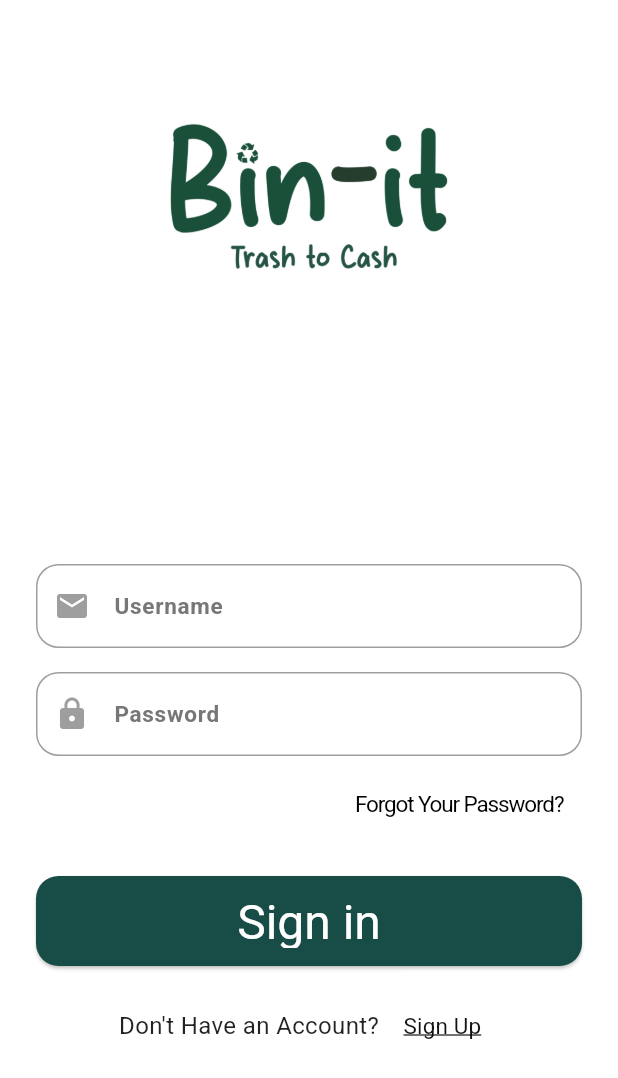
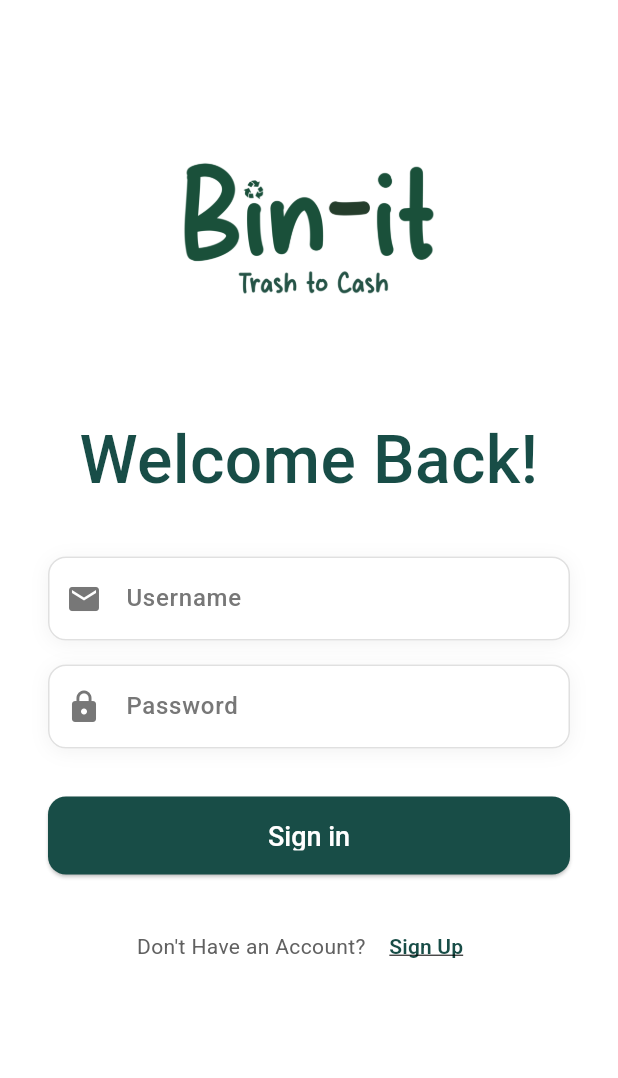
Before and after one commit to abdelrahmanamr710/binit, a Flutter app: the screen it shows after launch, on a phone screen of 412 x 824 dp. Shown: the top 1078 px of the screen. Run offline on Flutter 3.47's test engine with Material 3 defaults, Android fonts, the light colour scheme and no system bars; our stand-ins replace cloud_firestore, cloud_functions, firebase_auth, firebase_core, firebase_database, firebase_messaging and 9 more; missing offline and left inert: pigeon; accounts and stored records are empty; Roboto replaces fonts that are missing (Futura Lt BT, Roboto Flex); project files that could hold a hidden picture were left out.

Commit message:
Login Screen style edited

```diff
--- a/lib/screens/login_screen.dart
+++ b/lib/screens/login_screen.dart
@@ -89,56 +89,36 @@ class _LoginScreenState extends State<LoginScreen> {
 
   @override
   Widget build(BuildContext context) {
-    // Figma Styles (as close as possible without complete Figma code)
-    const Color backgroundColor = Colors.white; // From Figma
-    const double screenPadding = 24.0; //  padding
+    const Color backgroundColor = Colors.white;
+    const double screenPadding = 32.0; // Increased padding for better spacing
     const TextStyle titleTextStyle = TextStyle(
-        fontSize: 60, //  size from figma
-        fontWeight: FontWeight.w400, //  weight from figma
-        color: Colors.white, //  color from figma.
-        fontFamily: 'Roboto Flex'
+      fontSize: 44, // Reduced size for better proportion
+      fontWeight: FontWeight.w500, // Slightly bolder
+      color: Color(0xFF184D47), // Match brand color
+      fontFamily: 'Roboto'
     );
     const TextStyle labelTextStyle = TextStyle(
-        fontSize: 15, //  size from figma
-        color:  const Color(0xFF777777), //  color from figma.
+      fontSize: 16,
+      color: Color(0xFF777777),
       fontFamily: 'Roboto',
-        fontWeight: FontWeight.w700
+      fontWeight: FontWeight.w500 // Slightly reduced weight
     );
     const OutlineInputBorder inputBorder = OutlineInputBorder(
-      borderRadius: BorderRadius.all(Radius.circular(15)), // From Figma
-      borderSide: const BorderSide(color: Colors.grey), // Added border color
-    );
-    const TextStyle forgotPasswordTextStyle = TextStyle(
-        color: Colors.black, // From  figma
-        fontSize: 15,
-        fontFamily: 'Futura Lt BT',
-        fontWeight: FontWeight.w400,
-        letterSpacing: -0.75
+      borderRadius: BorderRadius.all(Radius.circular(12)),
+      borderSide: BorderSide(color: Color(0xFFE0E0E0)), // Lighter border
     );
     final ButtonStyle loginButtonStyle = ElevatedButton.styleFrom(
-      backgroundColor:
-      const Color(0xFF184D47), //  color from figma.
-      foregroundColor: Colors.white, //  color
+      backgroundColor: const Color(0xFF184D47),
+      foregroundColor: Colors.white,
       shape: RoundedRectangleBorder(
-        borderRadius: BorderRadius.circular(15), // From Figma
+        borderRadius: BorderRadius.circular(12),
       ),
-      padding: const EdgeInsets.symmetric(vertical: 12),
+      padding: const EdgeInsets.symmetric(vertical: 16),
       textStyle: const TextStyle(
-          fontSize: 32,
-          fontWeight: FontWeight.w400,
+        fontSize: 18,
+        fontWeight: FontWeight.w500,
         fontFamily: 'Roboto'
       ),
-    );
-    const TextStyle signUpTextStyle = TextStyle(
-      color:  const Color(0xFF141313), // From figma.
-      fontWeight: FontWeight.w400,
-      fontSize: 15,
-      fontFamily: 'Roboto',
-      decoration: TextDecoration.underline,
-    );
-    const TextStyle errorTextStyle = TextStyle(
-      color: Colors.red,
-      fontSize: 14,
     );
 
     return Scaffold(
@@ -146,11 +126,9 @@ class _LoginScreenState extends State<LoginScreen> {
       resizeToAvoidBottomInset: true,
       body: SafeArea(
         child: Padding(
-          padding: EdgeInsets.fromLTRB(
-            screenPadding,
-            screenPadding,
-            screenPadding,
-            screenPadding,
+          padding: const EdgeInsets.symmetric(
+            horizontal: screenPadding,
+            vertical: 16.0,
           ),
           child: Form(
             key: _formKey,
@@ -159,25 +137,30 @@ class _LoginScreenState extends State<LoginScreen> {
                 mainAxisAlignment: MainAxisAlignment.start,
                 crossAxisAlignment: CrossAxisAlignment.stretch,
                 children: <Widget>[
+                  const SizedBox(height: 40),
                   SizedBox(
-                    height: 200,  // Restored original fixed height
+                    height: 180, // Reduced logo size
                     child: Image.asset(
                       'assets/logo/logo.png',
                       fit: BoxFit.contain,
                     ),
                   ),
-                  const SizedBox(height: 30),  // Restored original spacing
+                  const SizedBox(height: 40),
+                  const Text('Welcome Back!', style: titleTextStyle, textAlign: TextAlign.center),
+                  const SizedBox(height: 32),
                   Container(
-                    padding: const EdgeInsets.symmetric(vertical: 10),
-                    child: const Text(
-                      'Login',
-                      style: titleTextStyle,
-                      textAlign: TextAlign.center,
+                    decoration: BoxDecoration(
+                      color: Colors.white,
+                      borderRadius: BorderRadius.circular(12),
+                      boxShadow: [
+                        BoxShadow(
+                          color: Colors.black.withOpacity(0.05),
+                          blurRadius: 10,
+                          offset: const Offset(0, 2),
                         ),
+                      ],
                     ),
-                  const SizedBox(height: 16),
-                  // Email Input
-                  TextFormField(
+                    child: TextFormField(
                       controller: _emailController,
                       keyboardType: TextInputType.emailAddress,
                       decoration: const InputDecoration(
@@ -186,9 +169,10 @@ class _LoginScreenState extends State<LoginScreen> {
                         border: inputBorder,
                         focusedBorder: inputBorder,
                         enabledBorder: inputBorder,
-                      prefixIcon: Icon(Icons.email, color: Colors.grey),
+                        prefixIcon: Icon(Icons.email, color: Color(0xFF777777)),
                         filled: true,
                         fillColor: Colors.white,
+                        contentPadding: EdgeInsets.symmetric(horizontal: 16, vertical: 16),
                       ),
                       validator: (value) {
                         if (value == null || value.isEmpty) {
@@ -201,9 +185,21 @@ class _LoginScreenState extends State<LoginScreen> {
                         return null;
                       },
                     ),
+                  ),
                   const SizedBox(height: 16),
-                  // Password Input
-                  TextFormField(
+                  Container(
+                    decoration: BoxDecoration(
+                      color: Colors.white,
+                      borderRadius: BorderRadius.circular(12),
+                      boxShadow: [
+                        BoxShadow(
+                          color: Colors.black.withOpacity(0.05),
+                          blurRadius: 10,
+                          offset: const Offset(0, 2),
+                        ),
+                      ],
+                    ),
+                    child: TextFormField(
                       controller: _passwordController,
                       obscureText: true,
                       decoration: const InputDecoration(
@@ -212,9 +208,10 @@ class _LoginScreenState extends State<LoginScreen> {
                         border: inputBorder,
                         focusedBorder: inputBorder,
                         enabledBorder: inputBorder,
-                      prefixIcon: Icon(Icons.lock, color: Colors.grey),
+                        prefixIcon: Icon(Icons.lock, color: Color(0xFF777777)),
                         filled: true,
                         fillColor: Colors.white,
+                        contentPadding: EdgeInsets.symmetric(horizontal: 16, vertical: 16),
                       ),
                       validator: (value) {
                         if (value == null || value.isEmpty) {
@@ -223,61 +220,66 @@ class _LoginScreenState extends State<LoginScreen> {
                         return null;
                       },
                     ),
-                  const SizedBox(height: 8),
-                  // Forgot Password
-                  Align(
-                    alignment: Alignment.centerRight,
-                    child: TextButton(
-                      onPressed: () {
-                        print("Forgot Password Clicked");
-                      },
-                      child: const Text(
-                        'Forgot Your Password?',
-                        style: forgotPasswordTextStyle,
                   ),
-                    ),
-                  ),
-                  const SizedBox(height: 24),
-                  // Login Button
+                  const SizedBox(height: 32),
                   SizedBox(
-                    height: 60,  // Fixed height for button
+                    height: 52,
                     child: ElevatedButton(
                       onPressed: _isLoading ? null : _login,
                       style: loginButtonStyle,
                       child: _isLoading
-                          ? const CircularProgressIndicator(
+                          ? const SizedBox(
+                              height: 24,
+                              width: 24,
+                              child: CircularProgressIndicator(
                                 valueColor: AlwaysStoppedAnimation<Color>(Colors.white),
+                                strokeWidth: 2.0,
+                              ),
                             )
                           : const Text('Sign in'),
                     ),
                   ),
-                  const SizedBox(height: 16),
-                  // Sign Up
+                  const SizedBox(height: 24),
                   Row(
                     mainAxisAlignment: MainAxisAlignment.center,
                     children: <Widget>[
-                      const Text("Don't Have an Account? "),
+                      Text(
+                        "Don't Have an Account? ",
+                        style: TextStyle(
+                          color: Colors.grey[700],
+                          fontSize: 14,
+                        ),
+                      ),
                       TextButton(
                         onPressed: () {
                           Navigator.of(context).pushNamed('/signup_as');
                         },
+                        style: TextButton.styleFrom(
+                          foregroundColor: const Color(0xFF184D47),
+                        ),
                         child: const Text(
                           'Sign Up',
-                          style: signUpTextStyle,
+                          style: TextStyle(
+                            fontSize: 14,
+                            fontWeight: FontWeight.w600,
+                            decoration: TextDecoration.underline,
+                          ),
                         ),
                       ),
                     ],
                   ),
                   if (_errorMessage.isNotEmpty)
                     Padding(
-                      padding: const EdgeInsets.only(top: 10),
+                      padding: const EdgeInsets.only(top: 16),
                       child: Text(
                         _errorMessage,
-                        style: errorTextStyle,
+                        style: const TextStyle(
+                          color: Colors.red,
+                          fontSize: 14,
+                        ),
                         textAlign: TextAlign.center,
                       ),
                     ),
-                  // Add bottom padding to ensure content is above keyboard
                   SizedBox(height: MediaQuery.of(context).viewInsets.bottom),
                 ],
               ),
```
Also changed, not shown: 2 other files. Lines whose indentation alone changed are shown as unchanged.
